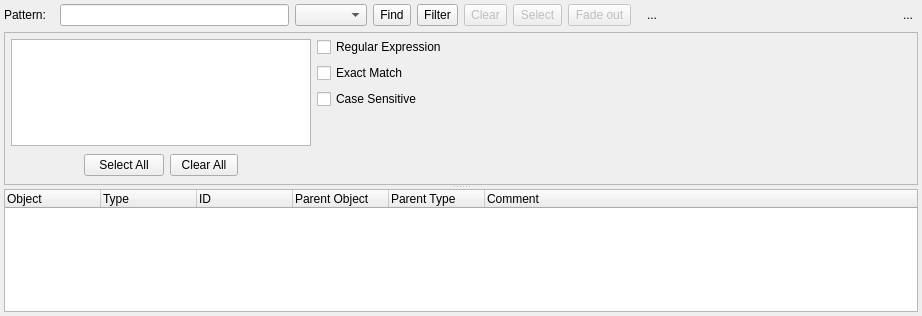
First picture: the form in libs/libgui/ui/widgets/objectfinderwidget.ui, repository pgmodeler/pgmodeler, before the edit.
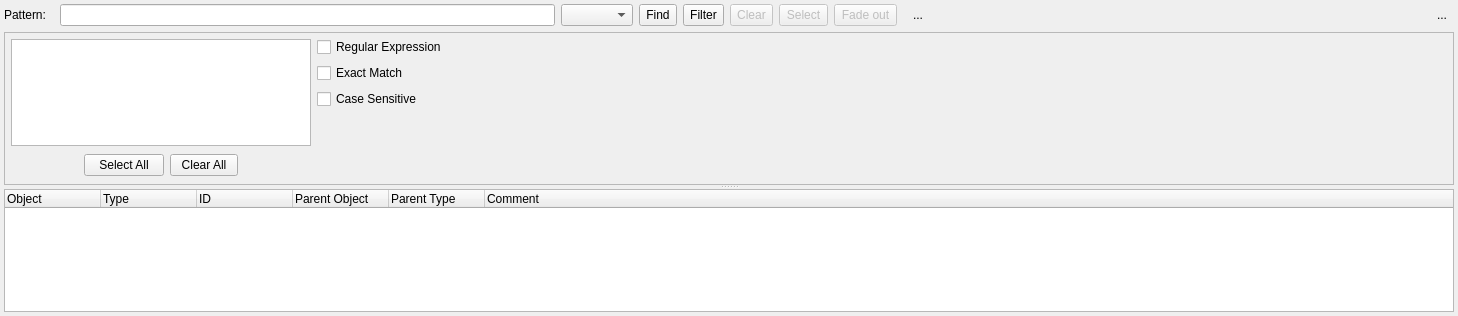
Second picture: the form after the edit. Icons and pictures are not drawn.

What changed in the file:
```diff
--- a/libs/libgui/ui/widgets/objectfinderwidget.ui
+++ b/libs/libgui/ui/widgets/objectfinderwidget.ui
@@ -6,7 +6,7 @@
    <rect>
     <x>0</x>
     <y>0</y>
-    <width>922</width>
+    <width>1458</width>
     <height>316</height>
    </rect>
   </property>
@@ -67,8 +67,8 @@
      </property>
      <property name="iconSize">
       <size>
-       <width>20</width>
-       <height>20</height>
+       <width>32</width>
+       <height>32</height>
       </size>
      </property>
      <property name="checkable">
@@ -146,8 +146,8 @@
      </property>
      <property name="iconSize">
       <size>
-       <width>20</width>
-       <height>20</height>
+       <width>32</width>
+       <height>32</height>
       </size>
      </property>
      <property name="checkable">
@@ -206,8 +206,8 @@
      </property>
      <property name="iconSize">
       <size>
-       <width>20</width>
-       <height>20</height>
+       <width>32</width>
+       <height>32</height>
       </size>
      </property>
      <property name="toolButtonStyle">
@@ -238,8 +238,8 @@
      </property>
      <property name="iconSize">
       <size>
-       <width>20</width>
-       <height>20</height>
+       <width>32</width>
+       <height>32</height>
       </size>
      </property>
      <property name="toolButtonStyle">
@@ -249,18 +249,6 @@
    </item>
    <item row="0" column="10">
     <widget class="QToolButton" name="hide_tb">
-     <property name="minimumSize">
-      <size>
-       <width>20</width>
-       <height>20</height>
-      </size>
-     </property>
-     <property name="maximumSize">
-      <size>
-       <width>20</width>
-       <height>20</height>
-      </size>
-     </property>
      <property name="toolTip">
       <string>Hide this widget</string>
      </property>
@@ -271,6 +259,12 @@
       <iconset resource="../../res/resources.qrc">
        <normaloff>:/icons/icons/close1.png</normaloff>:/icons/icons/close1.png</iconset>
      </property>
+     <property name="iconSize">
+      <size>
+       <width>28</width>
+       <height>28</height>
+      </size>
+     </property>
      <property name="autoRaise">
       <bool>true</bool>
      </property>
@@ -305,8 +299,8 @@
      </property>
      <property name="iconSize">
       <size>
-       <width>20</width>
-       <height>20</height>
+       <width>32</width>
+       <height>32</height>
       </size>
      </property>
      <property name="checkable">
```
